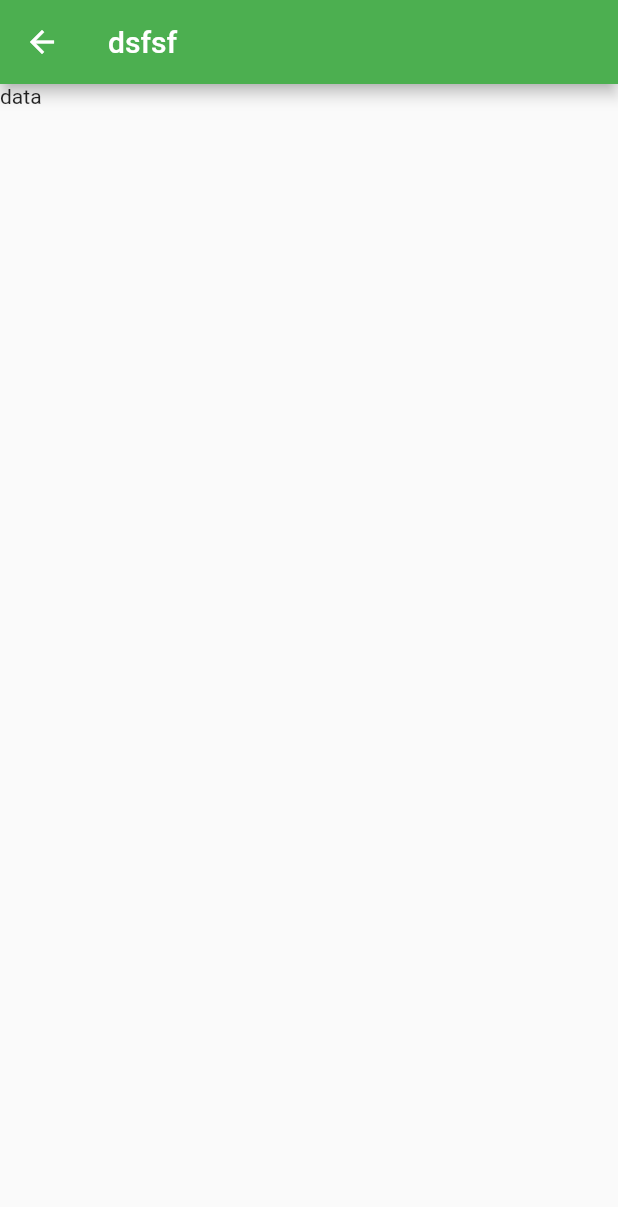
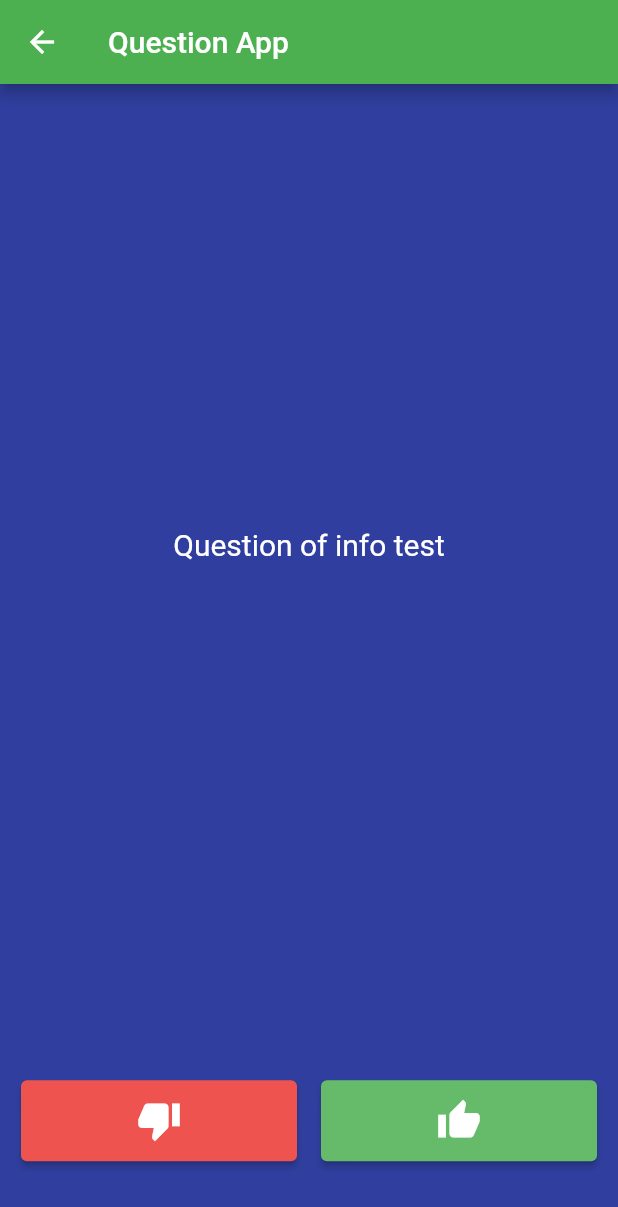
Before and after one commit to gurkay/my_widget_libs, a Flutter app: the ScreenQuestionApp screen opened by its route, on a phone screen of 412 x 824 dp. Shown: the top 1207 px of the screen. Run offline on Flutter 3.47's test engine with Material 2 defaults, Android fonts, the light colour scheme and no system bars; our stand-ins replace google_fonts; statements that could not run were skipped.

Commit message:
new codes

```diff
--- a/lib/screens/screen_question_app.dart
+++ b/lib/screens/screen_question_app.dart
@@ -11,14 +11,76 @@ class _ScreenQuestionAppState extends State<ScreenQuestionApp> {
   @override
   Widget build(BuildContext context) {
     return Scaffold(
+      backgroundColor: Colors.indigo[700],
       appBar: AppBar(
-        title: Text('dsfsf'),
+        title: Text('Question App'),
       ),
       body: Column(
         mainAxisAlignment: MainAxisAlignment.spaceBetween,
         crossAxisAlignment: CrossAxisAlignment.stretch,
         children: [
-          Text('data'),
+          Expanded(
+            flex: 4,
+            child: Padding(
+              padding: EdgeInsets.all(10.0),
+              child: Center(
+                child: Text(
+                  'Question of info test',
+                  textAlign: TextAlign.center,
+                  style: TextStyle(
+                    fontSize: 20.0,
+                    color: Colors.white,
+                  ),
+                ),
+              ),
+            ),
+          ),
+          Expanded(
+            flex: 1,
+            child: Padding(
+              padding: EdgeInsets.symmetric(horizontal: 6.0),
+              child: Row(
+                children: [
+                  Expanded(
+                    child: Padding(
+                      padding: const EdgeInsets.all(8.0),
+                      child: ElevatedButton(
+                        style: ElevatedButton.styleFrom(
+                          primary: Colors.red[400],
+                        ),
+                        child: Container(
+                          padding: EdgeInsets.all(12.0),
+                          child: Icon(
+                            Icons.thumb_down,
+                            size: 30.0,
+                          ),
+                        ),
+                        onPressed: () {},
+                      ),
+                    ),
+                  ),
+                  Expanded(
+                    child: Padding(
+                      padding: const EdgeInsets.all(8.0),
+                      child: ElevatedButton(
+                        style: ElevatedButton.styleFrom(
+                          primary: Colors.green[400],
+                        ),
+                        onPressed: () {},
+                        child: Container(
+                          padding: EdgeInsets.all(12.0),
+                          child: Icon(
+                            Icons.thumb_up,
+                            size: 30.0,
+                          ),
+                        ),
+                      ),
+                    ),
+                  ),
+                ],
+              ),
+            ),
+          ),
         ],
       ),
     );
```
